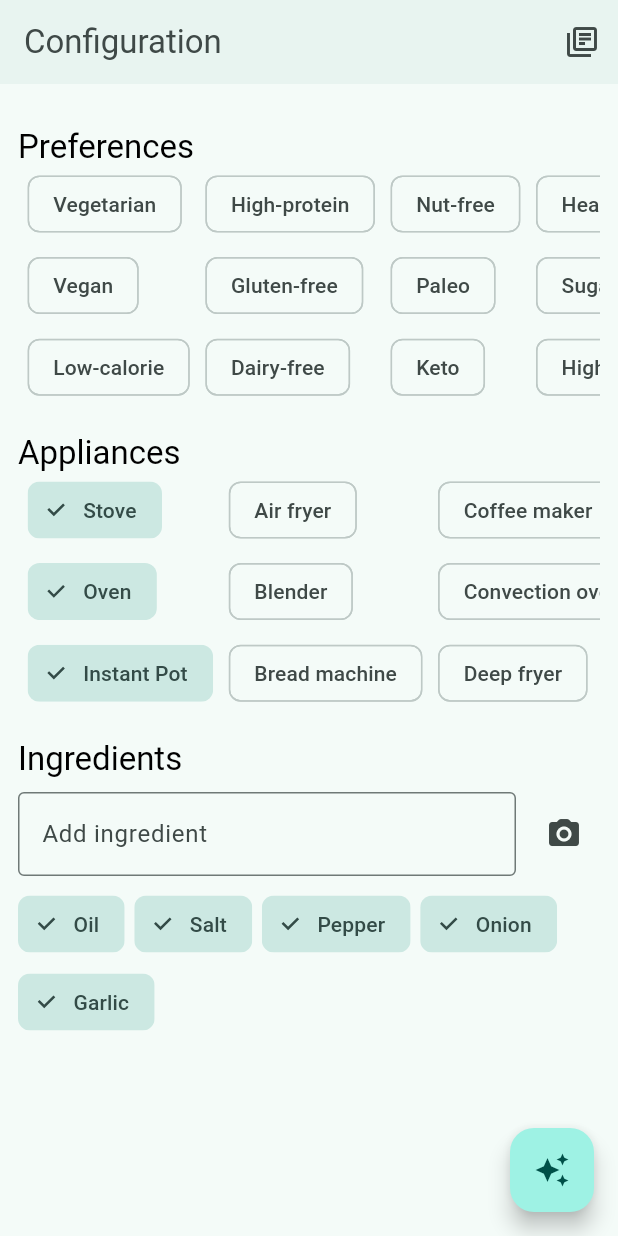
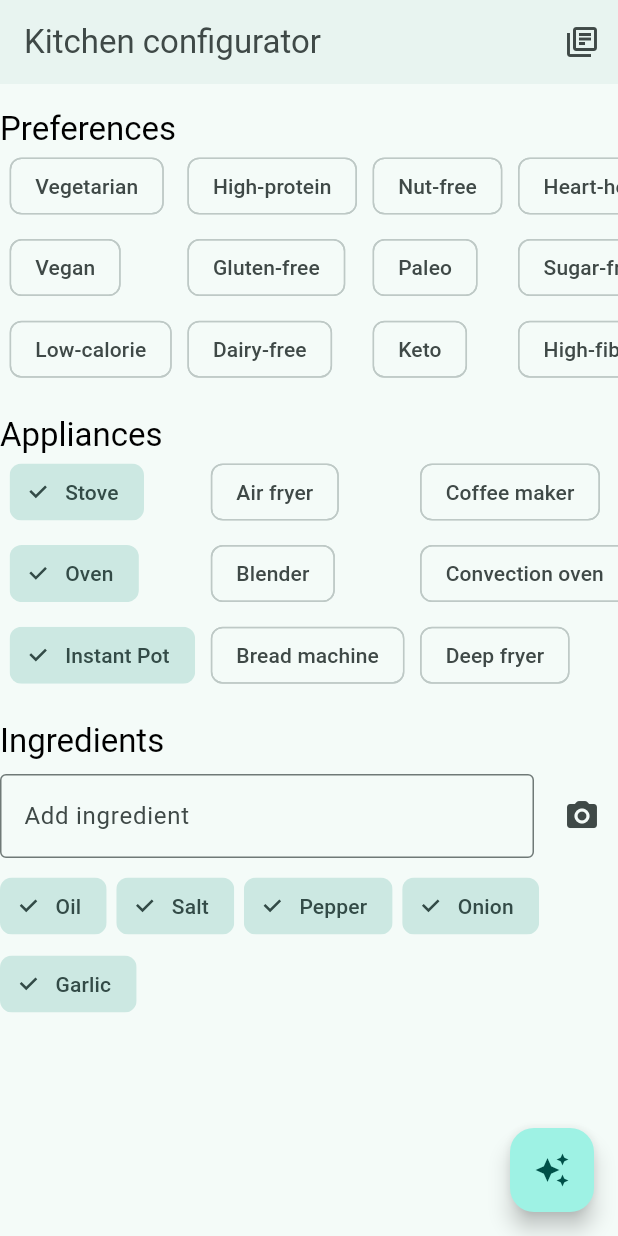
Before and after one commit to guplem/llama-2-hackathon-frontend, a Flutter app: the screen it shows after launch, on a phone screen of 412 x 824 dp. Run offline on Flutter 3.47's test engine with Material 2 defaults, Android fonts, the phone set to English and light mode, and no system bars; our stand-ins replace animate_do, dio, image_picker, internet_connection_checker_plus, scroll_snap_list, shimmer and 1 more; missing offline and left inert: image_picker_android, image_picker_platform_interface.

Commit message:
Update configurator_screen.dart

```diff
--- a/lib/feature/configurator/configurator_screen.dart
+++ b/lib/feature/configurator/configurator_screen.dart
@@ -28,7 +28,8 @@ class _ConfiguratorScreenState extends State<ConfiguratorScreen> {
   @override
   Widget build(BuildContext context) {
     return ScaffoldCustom(
-      pageTitle: "Configuration",
+      pageTitle: "Kitchen configurator",
+      padding: false,
       showFloatingActionButton: getProvider<ConfigurationProvider>(context, listen: true).activeIngredients.isNotEmpty && !getProvider<RecipesProvider>(context, listen: true).loadingRecipe,
       floatingActionButton: FloatingActionButton(
         onPressed: () {
@@ -39,7 +40,7 @@ class _ConfiguratorScreenState extends State<ConfiguratorScreen> {
       ),
       showFloatingActionButtonIfNoScrollableContent: true,
       appBar: AppBar(
-        title: const Text("Configuration"),
+        title: const Text("Kitchen configurator"),
         actions: [
           IconButton(
             icon: const Icon(Icons.library_books_outlined),
```
